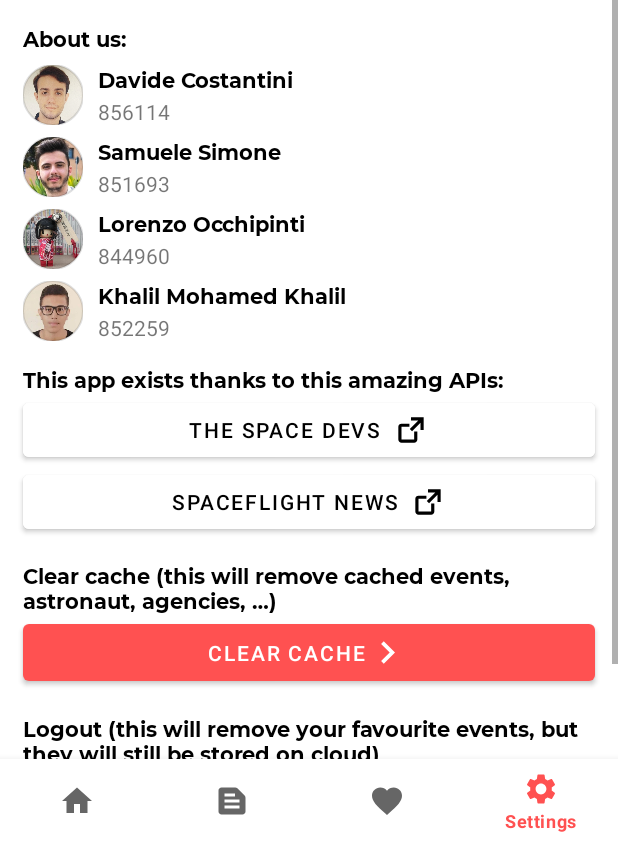
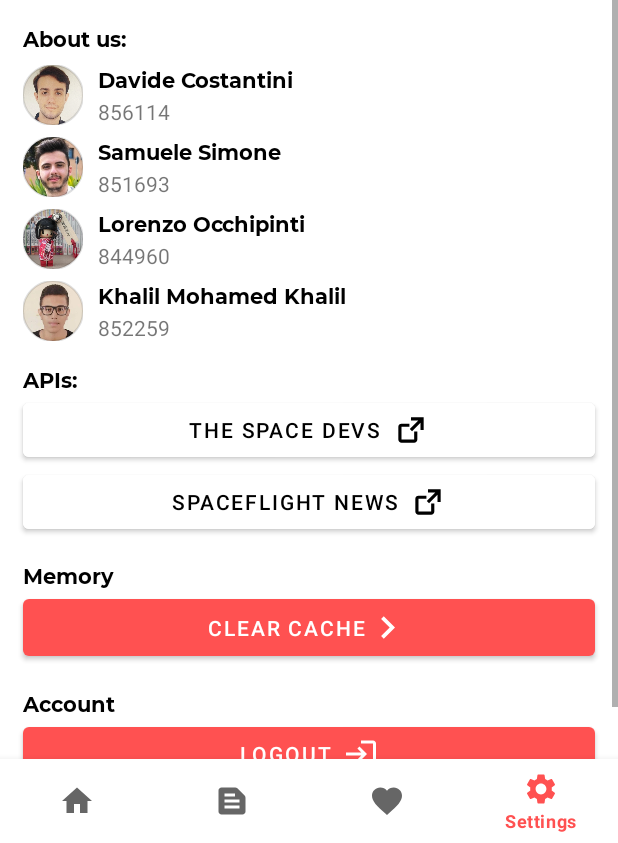
Before and after one commit to RokettoApp/Roketto, an Android app: the screen it shows after launch once a user with an empty profile is signed in (MainActivity), item 4 of the bottom bar chosen, on a phone screen of 412 x 824 dp, the part 393-1236 px from its top. Run offline under Robolectric (Android 15) with nearby library versions, the phone set to English and light mode, and no system bars; our stand-ins replace Firebase (no records; nobody signed in at launch, a user with empty details on screens opened directly), Room's generated code; libraries missing offline, so code that uses them is left out: com.jwang123.flagkit, com.opencsv; pictures from the network do not load; 2 statements that could not run were skipped.

Commit message:
Modified strings for SettingsFragment

```diff
--- a/app/src/main/res/values/strings.xml
+++ b/app/src/main/res/values/strings.xml
@@ -51,11 +51,11 @@
     <string name="home_button_description">Home button</string>
     <string name="event_image_description">Event image</string>
     <string name="favorites_events">Favorites events</string>
-    <string name="logout_text">Logout (this will remove your favourite events, but they will still be stored on cloud)</string>
+    <string name="logout_text">Account</string>
     <string name="logout">Logout</string>
-    <string name="clear_cache_text">Clear cache (this will remove cached events, astronaut, agencies, …)</string>
+    <string name="clear_cache_text">Memory</string>
     <string name="clear_cache">Clear cache</string>
-    <string name="about_api_text">This app exists thanks to this amazing APIs:</string>
+    <string name="about_api_text">APIs:</string>
     <string name="about_launch_api">The Space Devs</string>
     <string name="about_news_api">Spaceflight News</string>
     <string name="about_news">News sites:</string>
```
